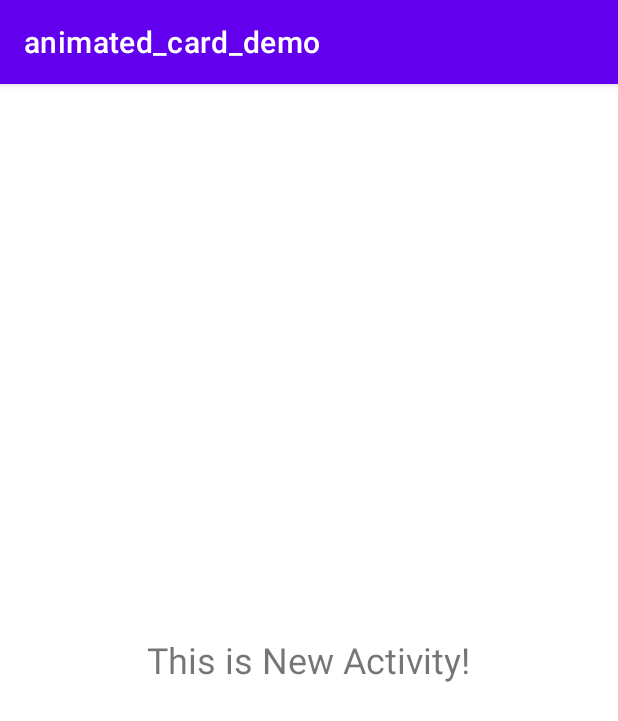
After one commit to lijogeorgep/animation_cards, an Android app: the NewActivity screen opened directly, with no data from a screen before it, on a phone screen of 412 x 824 dp. The commit adds this screen. Shown: the top 721 px of the screen. Run offline under Robolectric (Android 15) with nearby library versions, the phone set to English and light mode, and no system bars.

Commit message:
Add navigation to new activity
Add navigation to new activity while tap on card of position zero

```diff
--- a/app/src/main/AndroidManifest.xml
+++ b/app/src/main/AndroidManifest.xml
@@ -25,6 +25,7 @@
                 android:name="android.app.lib_name"
                 android:value="" />
         </activity>
+        <activity android:name=".NewActivity" />
     </application>
 
 </manifest>
--- /dev/null
+++ b/app/src/main/java/com/example/animated_card_demo/NewActivity.kt
@@ -0,0 +1,13 @@
+package com.example.animated_card_demo
+
+
+import android.os.Bundle
+import androidx.appcompat.app.AppCompatActivity
+
+class NewActivity : AppCompatActivity() {
+    override fun onCreate(savedInstanceState: Bundle?) {
+        super.onCreate(savedInstanceState)
+        setContentView(R.layout.activity_new)
+        // Add any additional setup code for your new activity
+    }
+}
--- /dev/null
+++ b/app/src/main/res/layout/activity_new.xml
@@ -0,0 +1,14 @@
+<?xml version="1.0" encoding="utf-8"?>
+<RelativeLayout xmlns:android="http://schemas.android.com/apk/res/android"
+    android:layout_width="match_parent"
+    android:layout_height="match_parent"
+    android:padding="16dp">
+
+    <TextView
+        android:layout_width="wrap_content"
+        android:layout_height="wrap_content"
+        android:text="This is New Activity!"
+        android:textSize="24sp"
+        android:layout_centerInParent="true"/>
+
+</RelativeLayout>
```
Also changed, not shown: app/src/main/java/com/example/animated_card_demo/CardAdapter.kt (+19 -0 lines).
